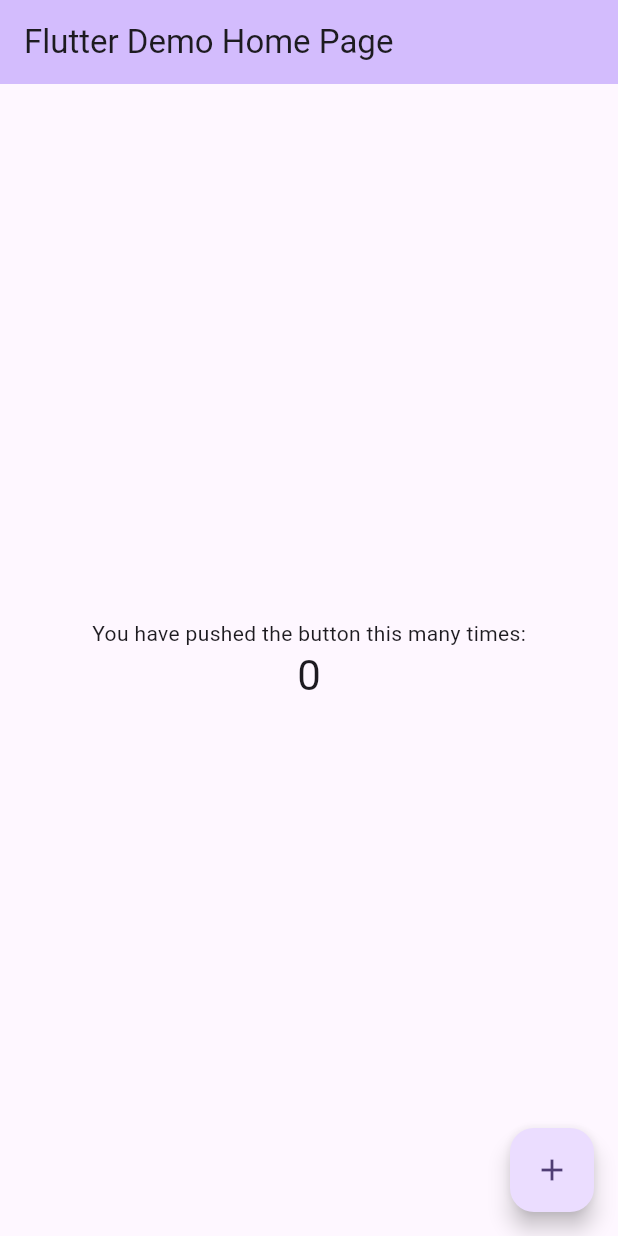
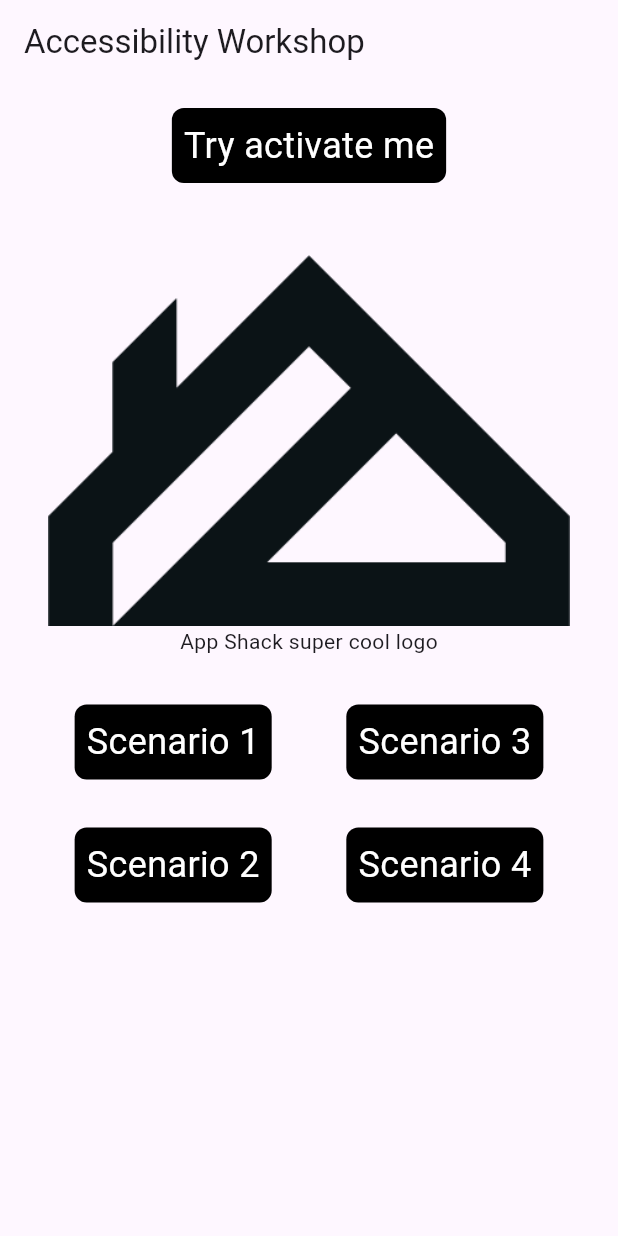
Before and after one commit to Klinqan/accessibility_flutter_test, a Flutter app: the screen it shows after launch, on a phone screen of 412 x 824 dp. Run offline on Flutter 3.47's test engine with Material 3 defaults, Android fonts, the phone set to English and light mode, and no system bars.

Commit message:
The whole workshop

```diff
--- a/lib/main.dart
+++ b/lib/main.dart
@@ -1,4 +1,10 @@
+import 'package:accessibility_flutter_test/scenarios/scenario_four.dart';
+import 'package:accessibility_flutter_test/scenarios/scenario_one.dart';
+import 'package:accessibility_flutter_test/scenarios/scenario_three.dart';
+import 'package:accessibility_flutter_test/scenarios/scenario_two.dart';
+import 'package:accessibility_flutter_test/widgets/custom_button.dart';
 import 'package:flutter/material.dart';
+import 'package:flutter/semantics.dart';
 
 void main() {
   runApp(const MyApp());
@@ -7,119 +13,137 @@
 class MyApp extends StatelessWidget {
   const MyApp({super.key});
 
-  // This widget is the root of your application.
   @override
   Widget build(BuildContext context) {
     return MaterialApp(
-      title: 'Flutter Demo',
+      title: 'Accessibility Workshop',
       theme: ThemeData(
-        // This is the theme of your application.
-        //
-        // TRY THIS: Try running your application with "flutter run". You'll see
-        // the application has a purple toolbar. Then, without quitting the app,
-        // try changing the seedColor in the colorScheme below to Colors.green
-        // and then invoke "hot reload" (save your changes or press the "hot
-        // reload" button in a Flutter-supported IDE, or press "r" if you used
-        // the command line to start the app).
-        //
-        // Notice that the counter didn't reset back to zero; the application
-        // state is not lost during the reload. To reset the state, use hot
-        // restart instead.
-        //
-        // This works for code too, not just values: Most code changes can be
-        // tested with just a hot reload.
         colorScheme: ColorScheme.fromSeed(seedColor: Colors.deepPurple),
         useMaterial3: true,
       ),
-      home: const MyHomePage(title: 'Flutter Demo Home Page'),
+      home: MyHomePage(title: 'Accessibility Workshop'),
     );
   }
 }
 
 class MyHomePage extends StatefulWidget {
-  const MyHomePage({super.key, required this.title});
-
-  // This widget is the home page of your application. It is stateful, meaning
-  // that it has a State object (defined below) that contains fields that affect
-  // how it looks.
-
-  // This class is the configuration for the state. It holds the values (in this
-  // case the title) provided by the parent (in this case the App widget) and
-  // used by the build method of the State. Fields in a Widget subclass are
-  // always marked "final".
+  MyHomePage({super.key, required this.title});
 
   final String title;
+
+  final List<dynamic> scenarios = [
+    const ScenarioOne(),
+    const ScenarioTwo(),
+    const ScenarioThree(),
+    const ScenarioFour(),
+  ];
 
   @override
   State<MyHomePage> createState() => _MyHomePageState();
 }
 
 class _MyHomePageState extends State<MyHomePage> {
-  int _counter = 0;
-
-  void _incrementCounter() {
+  // Preparation for the custom semantics actions
+  Color textColor = Colors.white;
+  final redColor = const CustomSemanticsAction(label: 'Red Color');
+  final blueColor = const CustomSemanticsAction(label: 'Blue Color');
+  final whiteColor = const CustomSemanticsAction(label: 'White Color');
+  void changeColor(Color color) {
     setState(() {
-      // This call to setState tells the Flutter framework that something has
-      // changed in this State, which causes it to rerun the build method below
-      // so that the display can reflect the updated values. If we changed
-      // _counter without calling setState(), then the build method would not be
-      // called again, and so nothing would appear to happen.
-      _counter++;
+      textColor = color;
     });
   }
 
   @override
   Widget build(BuildContext context) {
-    // This method is rerun every time setState is called, for instance as done
-    // by the _incrementCounter method above.
-    //
-    // The Flutter framework has been optimized to make rerunning build methods
-    // fast, so that you can just rebuild anything that needs updating rather
-    // than having to individually change instances of widgets.
     return Scaffold(
         appBar: AppBar(
-        // TRY THIS: Try changing the color here to a specific color (to
-        // Colors.amber, perhaps?) and trigger a hot reload to see the AppBar
-        // change color while the other colors stay the same.
-        backgroundColor: Theme.of(context).colorScheme.inversePrimary,
-        // Here we take the value from the MyHomePage object that was created by
-        // the App.build method, and use it to set our appbar title.
-        title: Text(widget.title),
+          title: Semantics(
+            // excluding the title from the semantics tree
+            excludeSemantics: true,
+            child: Text(widget.title),
           ),
-      body: Center(
-        // Center is a layout widget. It takes a single child and positions it
-        // in the middle of the parent.
+        ),
+        body: SingleChildScrollView(
           child: Column(
-          // Column is also a layout widget. It takes a list of children and
-          // arranges them vertically. By default, it sizes itself to fit its
-          // children horizontally, and tries to be as tall as its parent.
-          //
-          // Column has various properties to control how it sizes itself and
-          // how it positions its children. Here we use mainAxisAlignment to
-          // center the children vertically; the main axis here is the vertical
-          // axis because Columns are vertical (the cross axis would be
-          // horizontal).
-          //
-          // TRY THIS: Invoke "debug painting" (choose the "Toggle Debug Paint"
-          // action in the IDE, or press "p" in the console), to see the
-          // wireframe for each widget.
-          mainAxisAlignment: MainAxisAlignment.center,
-          children: <Widget>[
-            const Text(
-              'You have pushed the button this many times:',
+            mainAxisAlignment: MainAxisAlignment.spaceEvenly,
+            children: [
+              Padding(
+                padding: const EdgeInsets.all(16.0),
+                child: Semantics(
+                  // adding custom actions
+                  customSemanticsActions: {
+                    redColor: () => changeColor(Colors.red),
+                    blueColor: () => changeColor(Colors.blue),
+                    whiteColor: () => changeColor(Colors.white),
+                  },
+                  child: CustomButton(
+                      ontap: () => changeColor(Colors.red),
+                      title: "Try activate me",
+                      textColor: textColor),
                 ),
-            Text(
-              '$_counter',
-              style: Theme.of(context).textTheme.headlineMedium,
+              ),
+              Padding(
+                padding:
+                    const EdgeInsets.symmetric(horizontal: 32.0, vertical: 32),
+                child: Semantics(
+                  // adding label for the image and excluding it from the semantics tree
+                  label: "App Shack logo",
+                  image: true,
+                  excludeSemantics: true,
+                  child: Column(
+                    crossAxisAlignment: CrossAxisAlignment.center,
+                    children: [
+                      SizedBox(child: Image.asset('assets/appshacklogo.png')),
+                      const Text("App Shack super cool logo"),
+                    ],
+                  ),
+                ),
+              ),
+              Row(
+                mainAxisAlignment: MainAxisAlignment.spaceEvenly,
+                children: [
+                  for (int i = 0; i < widget.scenarios.length; i = i + 2)
+                    Column(
+                      children: [
+                        Semantics(
+                          // adding sort key for the scenarios
+                          sortKey: OrdinalSortKey(i.toDouble()),
+                          button: true,
+                          child: CustomButton(
+                            title: 'Scenario ${i + 1}',
+                            ontap: () {
+                              Navigator.push(
+                                  context,
+                                  MaterialPageRoute(
+                                      builder: (context) =>
+                                          widget.scenarios[i]));
+                            },
+                          ),
+                        ),
+                        const SizedBox(
+                          height: 32,
+                        ),
+                        Semantics(
+                          sortKey: OrdinalSortKey(i.toDouble()),
+                          button: true,
+                          child: CustomButton(
+                            title: 'Scenario ${i + 2}',
+                            ontap: () {
+                              Navigator.push(
+                                  context,
+                                  MaterialPageRoute(
+                                      builder: (context) =>
+                                          widget.scenarios[i + 1]));
+                            },
+                          ),
+                        ),
+                      ],
+                    )
+                ],
               ),
             ],
           ),
-      ),
-      floatingActionButton: FloatingActionButton(
-        onPressed: _incrementCounter,
-        tooltip: 'Increment',
-        child: const Icon(Icons.add),
-      ), // This trailing comma makes auto-formatting nicer for build methods.
-    );
+        ));
   }
 }
--- /dev/null
+++ b/lib/widgets/custom_button.dart
@@ -0,0 +1,31 @@
+import 'package:flutter/material.dart';
+
+class CustomButton extends StatelessWidget {
+  const CustomButton({
+    super.key,
+    required this.ontap,
+    required this.title,
+    this.textColor = Colors.white,
+  });
+
+  final void Function() ontap;
+  final String title;
+  final Color textColor;
+
+  @override
+  Widget build(BuildContext context) {
+    return InkWell(
+      borderRadius: BorderRadius.circular(8),
+      onTap: ontap,
+      child: Ink(
+        decoration: BoxDecoration(
+            borderRadius: BorderRadius.circular(8), color: Colors.black),
+        padding: const EdgeInsets.all(8),
+        child: Text(
+          title,
+          style: const TextStyle(fontSize: 24).copyWith(color: textColor),
+        ),
+      ),
+    );
+  }
+}
--- a/pubspec.yaml
+++ b/pubspec.yaml
@@ -59,8 +59,8 @@ flutter:
   uses-material-design: true
 
   # To add assets to your application, add an assets section, like this:
-  # assets:
-  #   - images/a_dot_burr.jpeg
+  assets:
+    - assets/appshacklogo.png
   #   - images/a_dot_ham.jpeg
 
   # An image asset can refer to one or more resolution-specific "variants", see
```
Also changed, not shown: lib/scenarios/scenario_four.dart (added, +69 -0 lines), lib/scenarios/scenario_one.dart (added, +40 -0 lines), lib/scenarios/scenario_three.dart (added, +113 -0 lines), lib/scenarios/scenario_two.dart (added, +39 -0 lines), assets/appshacklogo.png (added), 372 other files. Lines whose indentation alone changed are shown as unchanged.
